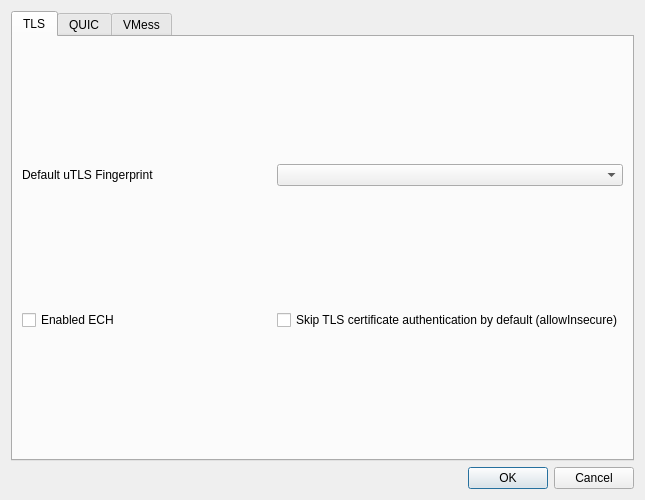
Above: ui/dialog_protocol_settings.ui from master88wi/NekoXray before the change. Below: the same form after it.
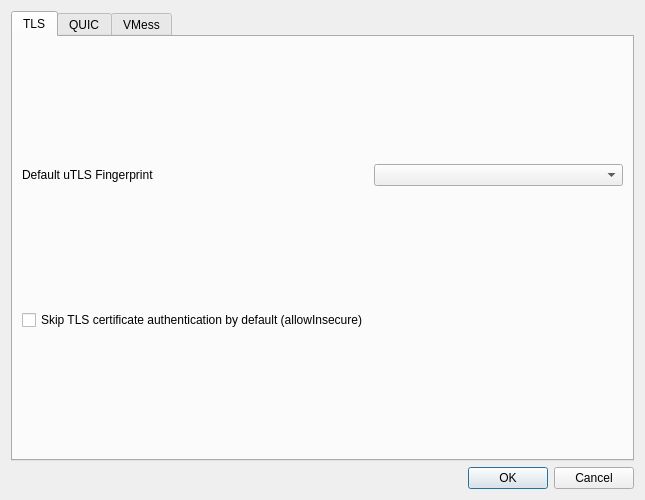
That is the form after the change. Custom widgets are drawn as their Qt base class.

What changed in the file:
```diff
--- a/ui/dialog_protocol_settings.ui
+++ b/ui/dialog_protocol_settings.ui
@@ -24,12 +24,8 @@
        <string notr="true">TLS</string>
       </attribute>
       <layout class="QGridLayout" name="gridLayout_4">
-       <item row="2" column="0">
-        <widget class="QCheckBox" name="enabled_ech">
-         <property name="text">
-          <string>Enabled ECH</string>
-         </property>
-        </widget>
+       <item row="1" column="1">
+        <widget class="QComboBox" name="utlsFingerprint"/>
        </item>
        <item row="1" column="0">
         <widget class="QLabel" name="utls_l">
@@ -38,10 +34,7 @@
          </property>
         </widget>
        </item>
-       <item row="1" column="1">
-        <widget class="QComboBox" name="utlsFingerprint"/>
-       </item>
-       <item row="2" column="1">
+       <item row="2" column="0">
         <widget class="QCheckBox" name="skip_cert">
          <property name="text">
           <string>Skip TLS certificate authentication by default (allowInsecure)</string>
```
